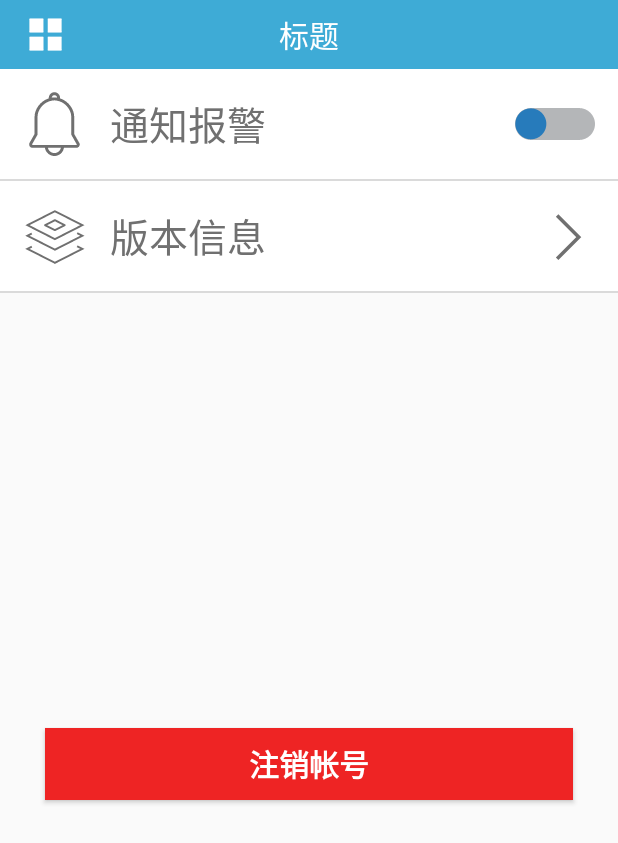
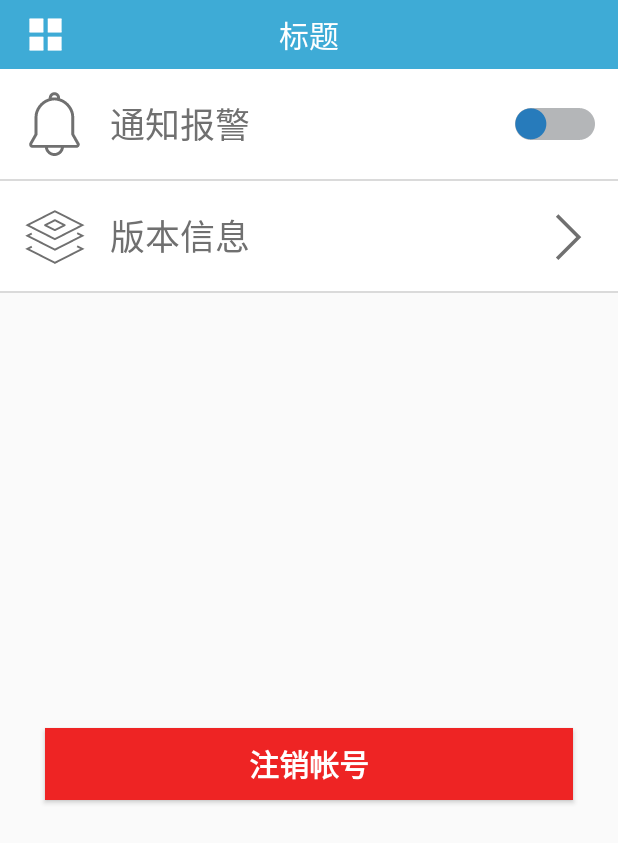
Before and after one commit to jinzhucn/FosterPig, an Android app: the SettingActivity screen opened directly, with no data from a screen before it, on a phone screen of 412 x 824 dp. Shown: the top 843 px of the screen. Run offline under Robolectric (Android 15) with nearby library versions, the phone set to English and light mode, and no system bars; plain views replace SpinKitView.

Commit message:
调整设置界面的字体大小

```diff
--- a/app/src/main/res/values/styles.xml
+++ b/app/src/main/res/values/styles.xml
@@ -85,7 +85,7 @@
         <item name="android:layout_marginLeft">15dp</item>
         <item name="android:layout_weight">1</item>
         <item name="android:textColor">@color/setting_gray_color</item>
-        <item name="android:textSize">26dp</item>
+        <item name="android:textSize">23dp</item>
     </style>
 
     <style name="vidoe_true_time_item_style">
```
